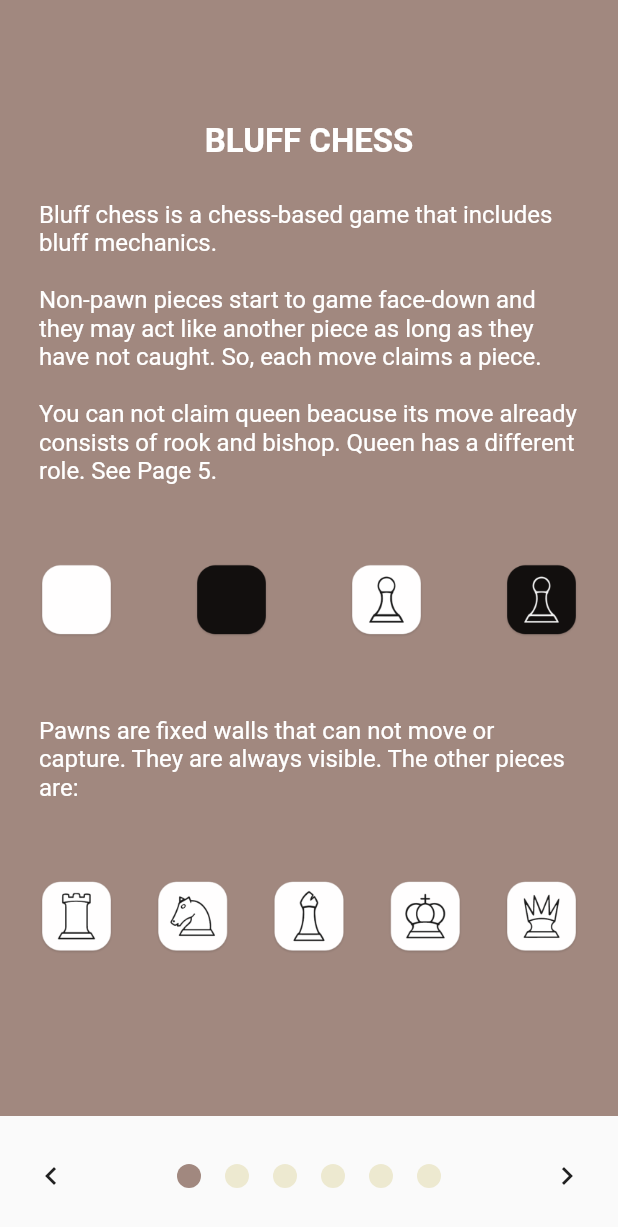
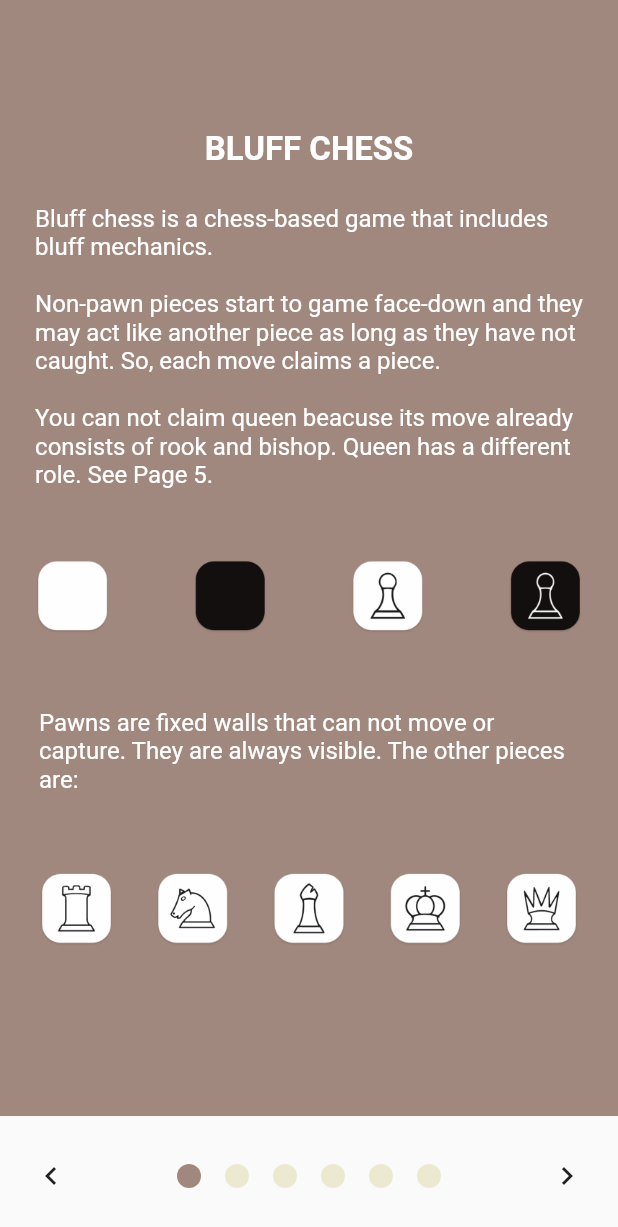
Before and after one commit to batuhanozcan1605/bluff_chess, a Flutter app: the screen it shows after launch, after a tap on the "book" icon, on a phone screen of 412 x 824 dp. Shown: the top 1227 px of the screen. Run offline on Flutter 3.47's test engine with Material 2 defaults, Android fonts, the phone set to English and light mode, and no system bars; drawn by our look-alikes of smooth_page_indicator; our stand-ins replace audioplayers, flutter_svg.

Commit message:
more responsive

```diff
--- a/lib/rulebook_onboard/rulebookp1.dart
+++ b/lib/rulebook_onboard/rulebookp1.dart
@@ -5,6 +5,8 @@ class RulebookP1 extends StatelessWidget {
 
   @override
   Widget build(BuildContext context) {
+    Size screenInfo = MediaQuery.of(context).size;
+    final screenHeight = screenInfo.height;
 
     return Container(
       color: Color(0xFFA1887F),
@@ -17,7 +19,7 @@ class RulebookP1 extends StatelessWidget {
                   style: TextStyle(color: Colors.white, fontWeight: FontWeight.bold, fontSize: 22),
                 ),
                 Padding(
-                  padding: EdgeInsets.all(26.0),
+                  padding: EdgeInsets.all(screenHeight/35.2),
                   child: Text("Bluff chess is a chess-based game that includes bluff mechanics.\n\n"
                       "Non-pawn pieces start to game face-down and they may act like another piece as long as they have not caught. "
                       "So, each move claims a piece.\n"
@@ -25,7 +27,7 @@ class RulebookP1 extends StatelessWidget {
                     style: TextStyle(color: Colors.white, fontSize: 16),),
                 ),
                 Padding(
-                  padding: const EdgeInsets.all(26.0),
+                  padding: EdgeInsets.all(screenHeight/35.2),
                   child: Row(
                     mainAxisAlignment: MainAxisAlignment.spaceBetween,
                     children: [
--- a/lib/screens/mainscreen.dart
+++ b/lib/screens/mainscreen.dart
@@ -43,6 +43,9 @@ class _MainScreenState extends State<MainScreen> {
 
   @override
   Widget build(BuildContext context) {
+    Size screenInfo = MediaQuery.of(context).size;
+    final screenHeight = screenInfo.height;
+
     return Scaffold(
       backgroundColor: Color(0xFFA1887F),
       appBar: AppBar(
@@ -83,10 +86,13 @@ class _MainScreenState extends State<MainScreen> {
             child: Center(child: Text("ALPHA TESTING",
               style: TextStyle(color: Colors.black87,),)),
           ),
+          Column(
+            mainAxisAlignment: MainAxisAlignment.spaceBetween,
+            children: [
               GestureDetector(
                 onTap: () => showInfoAboutOnline(),
                 child: SizedBox(
-              height: 200,
+                  height: screenHeight/4.58,
                   child: Padding(
                     padding: const EdgeInsets.all(20.0),
                     child: Card(
@@ -105,7 +111,7 @@ class _MainScreenState extends State<MainScreen> {
                       builder: (BuildContext context) =>
                           MatchScreen(whiteScoreTaken: 0, blackScoreTaken: 0, whiteStarted: true, memoryFactor: false,),)),
                 child: SizedBox(
-              height: 200,
+                  height: screenHeight/4.58,
                   child: Padding(
                     padding: const EdgeInsets.all(20.0),
                     child: Card(
@@ -124,7 +130,7 @@ class _MainScreenState extends State<MainScreen> {
                       builder: (BuildContext context) =>
                           MatchScreen(whiteScoreTaken: 0, blackScoreTaken: 0, whiteStarted: true, memoryFactor: true,),)),
                 child: SizedBox(
-              height: 200,
+                  height: screenHeight/4.58,
                   child: Padding(
                     padding: const EdgeInsets.all(20.0),
                     child: Card(
@@ -144,6 +150,8 @@ class _MainScreenState extends State<MainScreen> {
                   ),
                 ),
               ),
+            ],
+          ),
         ]
       ),
     );
```
Lines whose indentation alone changed are shown as unchanged.
